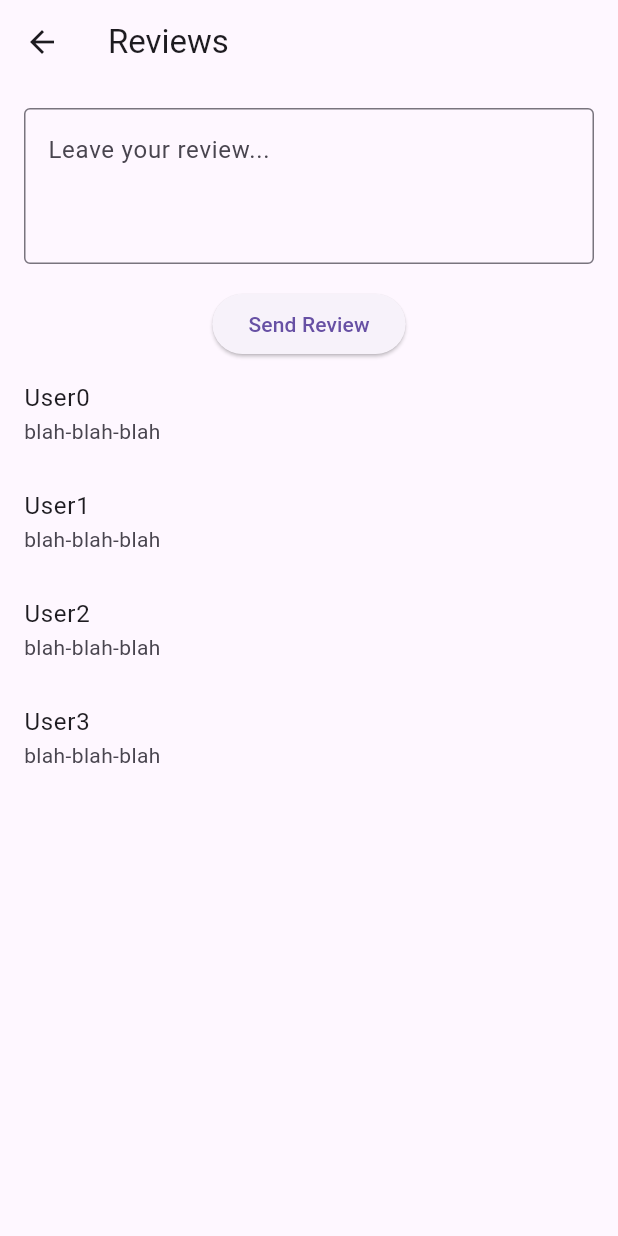
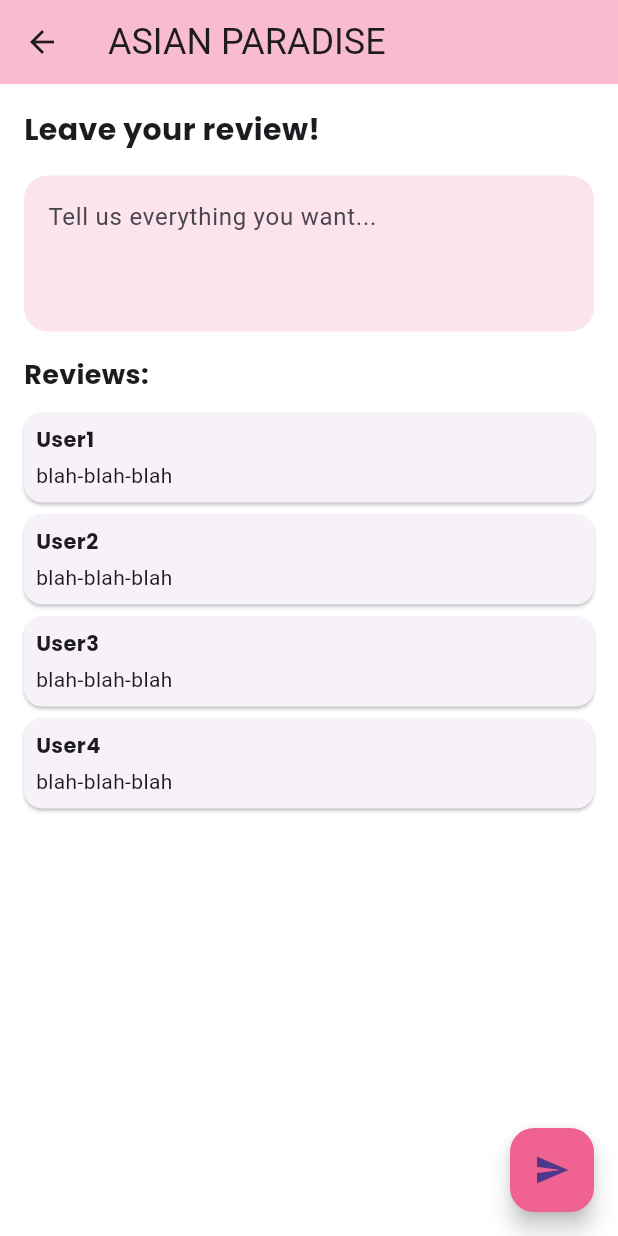
Before and after one commit to Asian-Restaurant/general, a Flutter app: the ReviewsPage screen opened directly, on a phone screen of 412 x 824 dp. Run offline on Flutter 3.47's test engine with Material 3 defaults, Android fonts, the phone set to English and light mode, and no system bars; our stand-ins replace google_fonts; Roboto replaces fonts that are missing (Mali).

Commit message:
reviews page is half-done

```diff
--- a/lib/main_page.dart
+++ b/lib/main_page.dart
@@ -1,7 +1,7 @@
 import 'package:flutter/material.dart';
 import 'package:google_fonts/google_fonts.dart';
-import 'menu_page.dart'; // Импортируем MenuPage
-import 'reviews_page.dart'; // Импортируем ReviewsPage
+import 'menu_page.dart' as menu; // Импортируем MenuPage с алиасом
+import 'reviews_page.dart' as reviews; // Импортируем ReviewsPage с алиасом
 
 class MainPage extends StatelessWidget {
   @override
@@ -45,14 +45,17 @@ class MainPage extends StatelessWidget {
                   _buildNavButton(context, "Menu", () {
                     Navigator.push(
                       context,
-                      MaterialPageRoute(builder: (context) => const MenuPage()),
+                      MaterialPageRoute(builder: (context) => const menu.MenuPage()),
                     );
                   }),
                   _buildNavButton(context, "Basket", () {
                     // Действие для Basket
                   }),
                   _buildNavButton(context, "Reviews", () {
-
+                    Navigator.push(
+                      context,
+                      MaterialPageRoute(builder: (context) => const reviews.ReviewsPage()),
+                    );
                   }),
                   _buildNavButton(context, "Contacts", () {
                     // Действие для Contacts
--- a/lib/reviews_page.dart
+++ b/lib/reviews_page.dart
@@ -1,45 +1,111 @@
 import 'package:flutter/material.dart';
+import 'package:google_fonts/google_fonts.dart';
 
-class ReviewsPage extends StatelessWidget {
-  final TextEditingController _controller = TextEditingController();
+class ReviewsPage extends StatefulWidget {
+  const ReviewsPage({Key? key}) : super(key: key);
+
+  @override
+  _ReviewsPageState createState() => _ReviewsPageState();
+}
+
+class _ReviewsPageState extends State<ReviewsPage> {
+  final TextEditingController _reviewController = TextEditingController();
+  final List<Map<String, String>> _reviews = [
+    {"user": "User1", "review": "blah-blah-blah"},
+    {"user": "User2", "review": "blah-blah-blah"},
+    {"user": "User3", "review": "blah-blah-blah"},
+    {"user": "User4", "review": "blah-blah-blah"},
+  ];
+
+  void _addReview() {
+    if (_reviewController.text.isNotEmpty) {
+      setState(() {
+        _reviews.add({"user": "You", "review": _reviewController.text});
+        _reviewController.clear(); // Очистка текстового поля
+      });
+    }
+  }
 
   @override
   Widget build(BuildContext context) {
     return Scaffold(
-      appBar: AppBar(title: Text('Reviews')),
-      body: Column(
-        children: [
-          Padding(
-            padding: const EdgeInsets.all(16.0),
-            child: TextField(
-              controller: _controller,
-              maxLines: 3,
-              decoration: InputDecoration(
-                hintText: 'Leave your review...',
-                border: OutlineInputBorder(),
-              ),
+      backgroundColor: Colors.white,
+      appBar: AppBar(
+        title: Text(
+          'ASIAN PARADISE',
+          style: GoogleFonts.mali(fontSize: 24),
+        ),
+        backgroundColor: Colors.pink[100],
+        elevation: 0,
+      ),
+      body: Padding(
+        padding: const EdgeInsets.all(16.0),
+        child: Column(
+          crossAxisAlignment: CrossAxisAlignment.start,
+          children: [
+            Text(
+              'Leave your review!',
+              style: GoogleFonts.poppins(fontSize: 20, fontWeight: FontWeight.bold),
             ),
-          ),
-          ElevatedButton(
-            onPressed: () {
-              // Обработка отправки отзыва
-              print('Review submitted: ${_controller.text}');
-            },
-            child: Text('Send Review'),
-          ),
-          Expanded(
-            child: ListView(
-              children: List.generate(
-                4,
-                    (index) => ListTile(
-                  title: Text('User$index'),
-                  subtitle: Text('blah-blah-blah'),
-                ),
-              ),
+            const SizedBox(height: 16),
+            _buildReviewInput(),
+            const SizedBox(height: 16),
+            Text(
+              'Reviews:',
+              style: GoogleFonts.poppins(fontSize: 18, fontWeight: FontWeight.bold),
             ),
-          ),
-        ],
+            const SizedBox(height: 8),
+            Expanded(child: _buildReviewList()),
+          ],
+        ),
+      ),
+      floatingActionButton: FloatingActionButton(
+        onPressed: _addReview,
+        backgroundColor: Colors.pink[300],
+        child: Icon(Icons.send),
       ),
     );
   }
+
+  Widget _buildReviewInput() {
+    return TextField(
+      controller: _reviewController,
+      maxLines: 3,
+      decoration: InputDecoration(
+        border: OutlineInputBorder(
+          borderRadius: BorderRadius.circular(16.0), // Закругление углов
+          borderSide: BorderSide.none, // Убираем рамку
+        ),
+        hintText: 'Tell us everything you want...',
+        filled: true,
+        fillColor: Colors.pink[50],
+        contentPadding: const EdgeInsets.symmetric(vertical: 16.0, horizontal: 12.0), // Паддинг внутри текстового поля
+      ),
+    );
+  }
+
+  Widget _buildReviewList() {
+    return ListView.builder(
+      itemCount: _reviews.length,
+      itemBuilder: (context, index) {
+        return Card(
+          margin: const EdgeInsets.symmetric(vertical: 4.0),
+          child: Padding(
+            padding: const EdgeInsets.all(8.0),
+            child: Column(
+              crossAxisAlignment: CrossAxisAlignment.start,
+              children: [
+                Text(
+                  _reviews[index]["user"]!,
+                  style: GoogleFonts.poppins(fontWeight: FontWeight.bold),
+                ),
+                const SizedBox(height: 4),
+                Text(_reviews[index]["review"]!),
+              ],
+            ),
+          ),
+        );
+      },
+    );
+  }
 }
```
